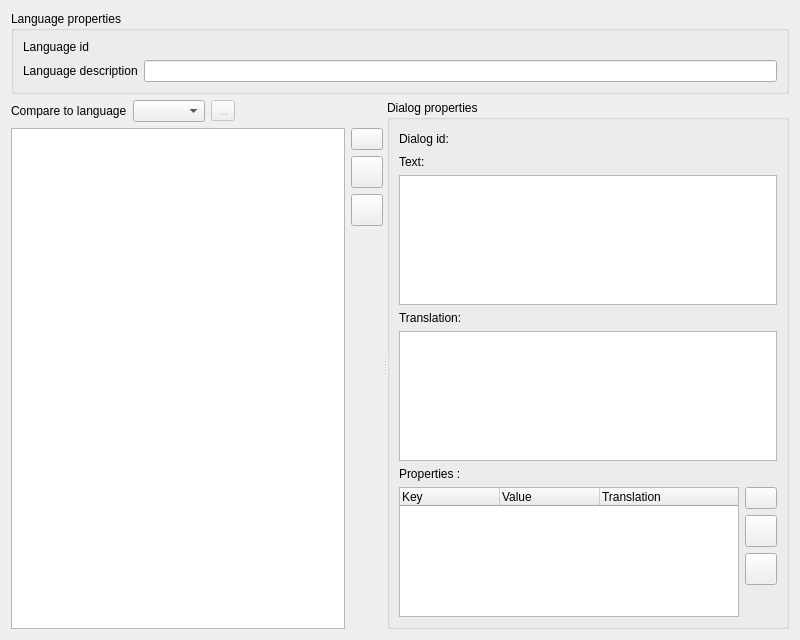
Old version of the form src/gui/dialogs_editor.ui in the repository solarus-games/solarus-quest-editor.
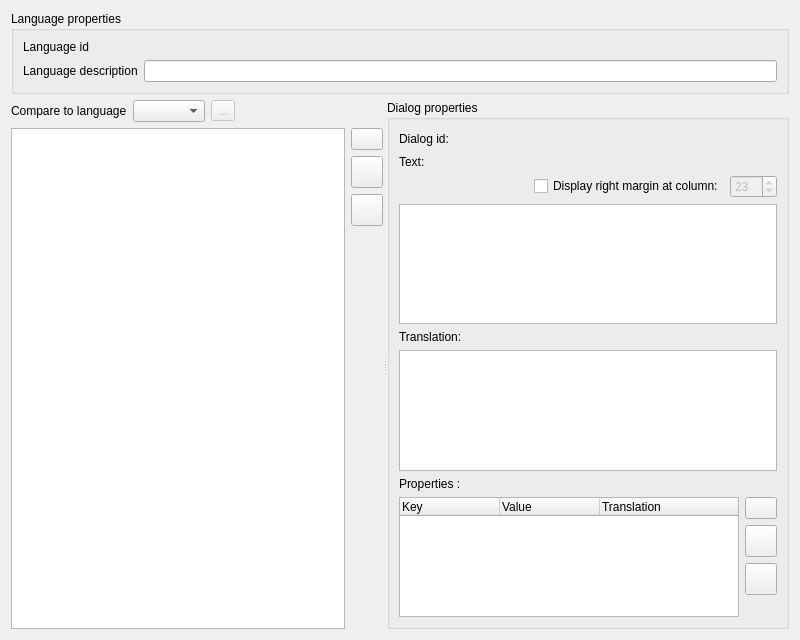
New version of the form. Icons and pictures are not drawn. Custom widgets are drawn as their Qt base class.

Commit message: Allow to display a line at a specific column in the DialogsEditor.

```diff
--- a/src/gui/dialogs_editor.ui
+++ b/src/gui/dialogs_editor.ui
@@ -311,11 +311,52 @@
          </property>
         </widget>
        </item>
+       <item>
+        <layout class="QHBoxLayout" name="horizontalLayout_3">
+         <item>
+          <spacer name="horizontalSpacer">
+           <property name="orientation">
+            <enum>Qt::Horizontal</enum>
+           </property>
+           <property name="sizeHint" stdset="0">
+            <size>
+             <width>40</width>
+             <height>20</height>
+            </size>
+           </property>
+          </spacer>
+         </item>
+         <item>
+          <widget class="QCheckBox" name="display_margin_check_box">
+           <property name="text">
+            <string>Display right margin at column:</string>
+           </property>
+          </widget>
+         </item>
+         <item>
+          <widget class="QSpinBox" name="display_margin_field">
+           <property name="enabled">
+            <bool>false</bool>
+           </property>
+           <property name="minimum">
+            <number>1</number>
+           </property>
+           <property name="maximum">
+            <number>255</number>
+           </property>
+           <property name="value">
+            <number>23</number>
+           </property>
+          </widget>
+         </item>
+        </layout>
+       </item>
        <item>
         <widget class="PlainTextEdit" name="dialog_text_field">
          <property name="font">
           <font>
            <family>Monospace</family>
+           <pointsize>10</pointsize>
           </font>
          </property>
         </widget>
@@ -332,6 +373,7 @@
          <property name="font">
           <font>
            <family>Monospace</family>
+           <pointsize>10</pointsize>
           </font>
          </property>
          <property name="readOnly">
```
Left out of the diff: 5 changed lines with no effect on the pictures. The commit also changes 3 other files.
